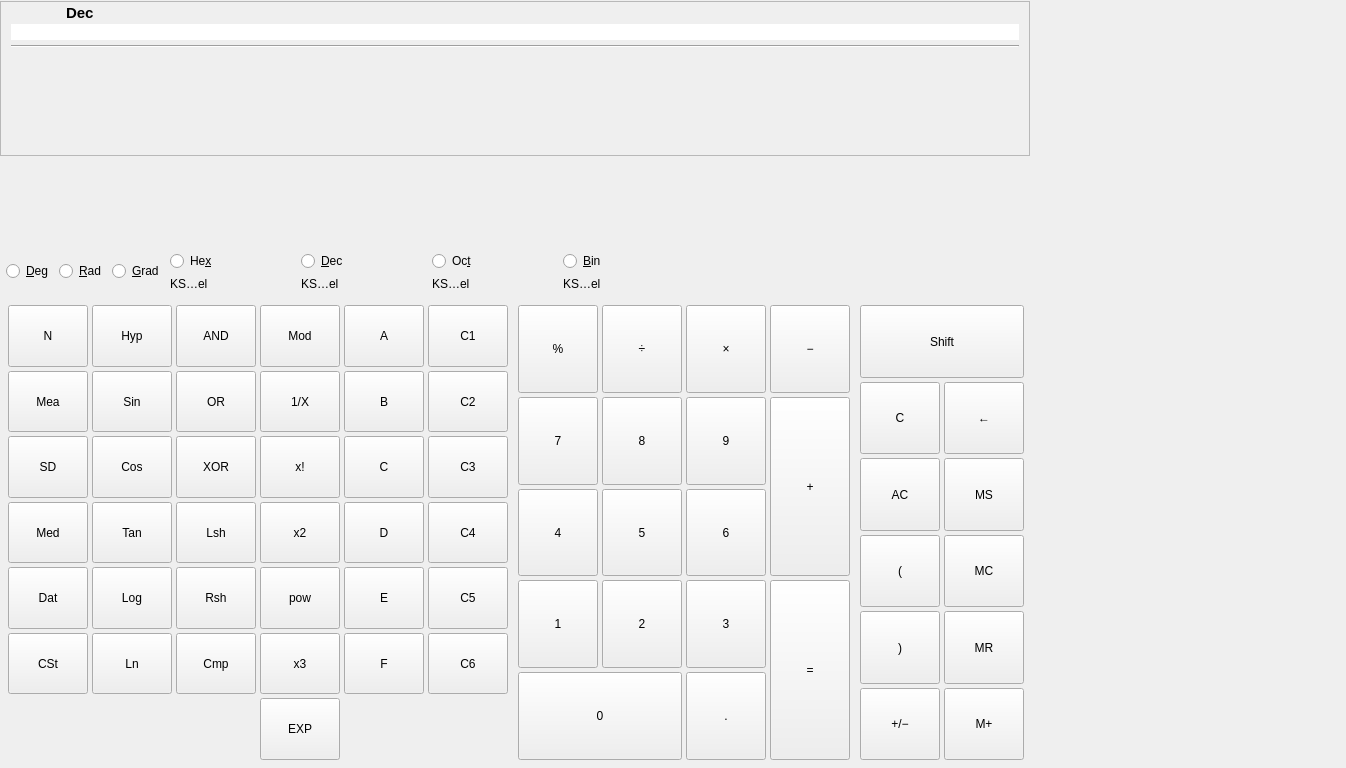
This is kcalc.ui in KDE/kcalc as Qt 5 draws it before an edit. The edited form follows.
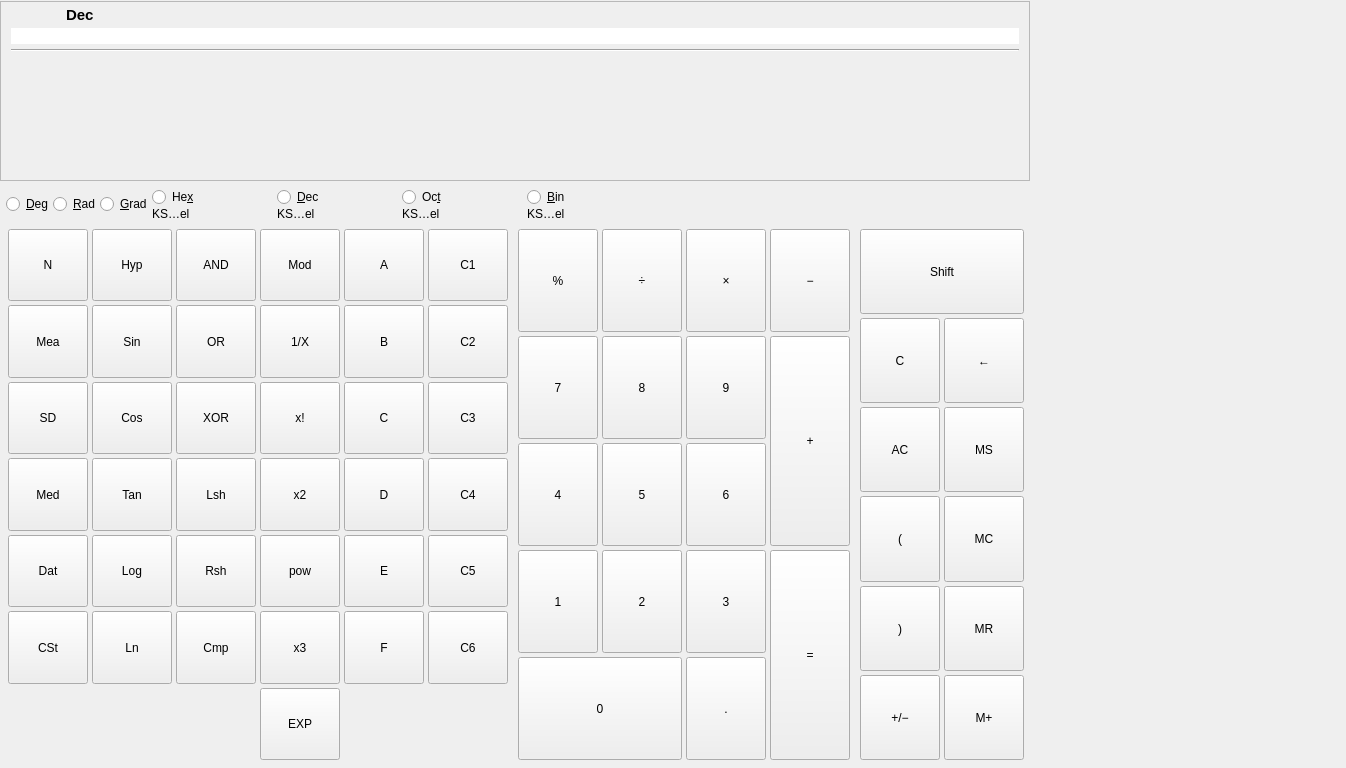
This is the edited form. Custom widgets are drawn as their Qt base class.

Commit message: Use a more frameless style for the calculator display

Diff of the .ui file:
```diff
--- a/kcalc.ui
+++ b/kcalc.ui
@@ -39,9 +39,9 @@
     <number>0</number>
    </property>
    <item>
-    <layout class="QVBoxLayout" name="firstVerticalLayout" stretch="2,1,0,6">
+    <layout class="QVBoxLayout" name="firstVerticalLayout" stretch="2,0,0,0,6">
      <property name="spacing">
-      <number>6</number>
+      <number>0</number>
      </property>
      <item>
       <widget class="KCalcDisplayFrame" name="calc_display_frame">
@@ -365,6 +365,16 @@
        </layout>
       </widget>
      </item>
+     <item>
+      <widget class="QFrame">
+       <property name="frameStyle">
+        <enum>QFrame::HLine</enum>
+       </property>
+       <property name="maximumHeight">
+        <number>1</number>
+       </property>
+      </widget>
+     </item>
      <item>
       <layout class="QHBoxLayout" name="bitsetHelper">
        <property name="leftMargin">
```
The commit also changes 2 other files.
